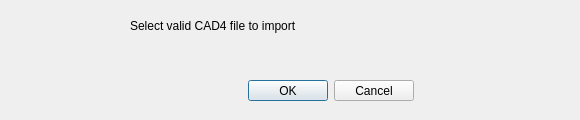
Qt form cad_importer_dialog_base.ui (dbaldzhiev/cad_importer) before a commit.
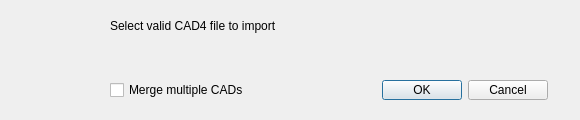
The same form after that commit. Icons and pictures are not drawn. Custom widgets are drawn as their Qt base class.

Patch:
```diff
--- a/cad_importer_dialog_base.ui
+++ b/cad_importer_dialog_base.ui
@@ -31,10 +31,10 @@
   <widget class="QDialogButtonBox" name="button_box">
    <property name="geometry">
     <rect>
-     <x>110</x>
+     <x>380</x>
      <y>80</y>
-     <width>441</width>
-     <height>21</height>
+     <width>170</width>
+     <height>20</height>
     </rect>
    </property>
    <property name="orientation">
@@ -63,7 +63,7 @@
   <widget class="QLabel" name="label">
    <property name="geometry">
     <rect>
-     <x>130</x>
+     <x>110</x>
      <y>15</y>
      <width>421</width>
      <height>21</height>
@@ -92,6 +92,19 @@
     <bool>true</bool>
    </property>
   </widget>
+  <widget class="QCheckBox" name="mergeToggle">
+   <property name="geometry">
+    <rect>
+     <x>110</x>
+     <y>80</y>
+     <width>260</width>
+     <height>20</height>
+    </rect>
+   </property>
+   <property name="text">
+    <string>Merge multiple CADs</string>
+   </property>
+  </widget>
  </widget>
  <customwidgets>
   <customwidget>
```
